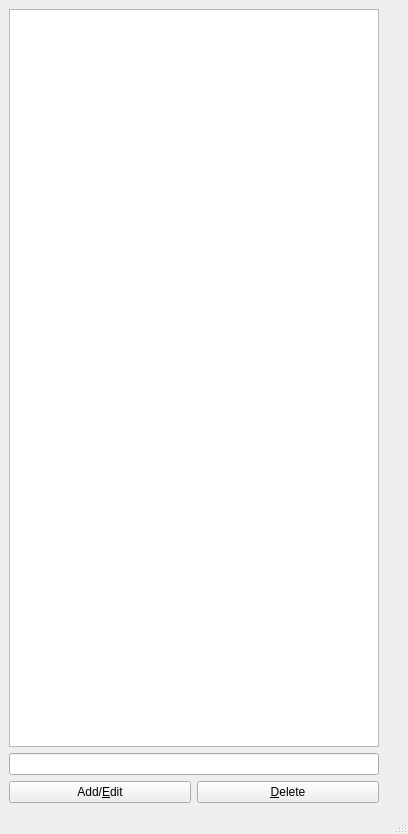
Before: the Qt Designer form u1todo/u1todo.ui in dgreisen/u2db, drawn with Qt 5.
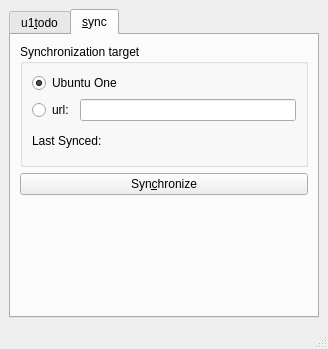
After: the same form once the commit is applied. The open tabs and pages were chosen to show the change.

Diff of the .ui file:
```diff
--- a/u1todo/u1todo.ui
+++ b/u1todo/u1todo.ui
@@ -6,14 +6,26 @@
    <rect>
     <x>0</x>
     <y>0</y>
-    <width>408</width>
-    <height>834</height>
+    <width>328</width>
+    <height>349</height>
    </rect>
   </property>
   <property name="windowTitle">
    <string>MainWindow</string>
   </property>
   <widget class="QWidget" name="centralwidget">
+   <layout class="QVBoxLayout" name="verticalLayout_3">
+    <item>
+     <widget class="QTabWidget" name="tabWidget">
+      <property name="currentIndex">
+       <number>0</number>
+      </property>
+      <widget class="QWidget" name="tab_3">
+       <attribute name="title">
+        <string>u1&amp;todo</string>
+       </attribute>
+       <layout class="QVBoxLayout" name="verticalLayout_2">
+        <item>
    <layout class="QHBoxLayout" name="horizontalLayout_2">
     <item>
      <layout class="QVBoxLayout" name="verticalLayout">
@@ -61,16 +73,96 @@
      </layout>
     </item>
    </layout>
-  </widget>
-  <widget class="QMenuBar" name="menubar">
-   <property name="geometry">
-    <rect>
-     <x>0</x>
-     <y>0</y>
-     <width>408</width>
-     <height>21</height>
-    </rect>
-   </property>
+        </item>
+       </layout>
+      </widget>
+      <widget class="QWidget" name="tab_4">
+       <attribute name="title">
+        <string>&amp;sync</string>
+       </attribute>
+       <layout class="QVBoxLayout" name="verticalLayout_4">
+        <item>
+         <widget class="QGroupBox" name="target_group">
+          <property name="title">
+           <string>Synchronization target</string>
+          </property>
+          <layout class="QVBoxLayout" name="verticalLayout_5">
+           <item>
+            <widget class="QRadioButton" name="u1_radio">
+             <property name="text">
+              <string>Ubuntu One</string>
+             </property>
+             <property name="checked">
+              <bool>true</bool>
+             </property>
+             <attribute name="buttonGroup">
+              <string notr="true">sync_targets</string>
+             </attribute>
+            </widget>
+           </item>
+           <item>
+            <layout class="QHBoxLayout" name="horizontalLayout_3">
+             <item>
+              <widget class="QRadioButton" name="url_radio">
+               <property name="text">
+                <string>url:</string>
+               </property>
+               <attribute name="buttonGroup">
+                <string notr="true">sync_targets</string>
+               </attribute>
+              </widget>
+             </item>
+             <item>
+              <widget class="QLineEdit" name="url_edit"/>
+             </item>
+            </layout>
+           </item>
+           <item>
+            <layout class="QHBoxLayout" name="horizontalLayout_4">
+             <item>
+              <widget class="QLabel" name="label">
+               <property name="text">
+                <string>Last Synced:</string>
+               </property>
+              </widget>
+             </item>
+             <item>
+              <widget class="QLabel" name="last_synced">
+               <property name="text">
+                <string>&lt;html&gt;&lt;head/&gt;&lt;body&gt;&lt;p&gt;&lt;br/&gt;&lt;/p&gt;&lt;/body&gt;&lt;/html&gt;</string>
+               </property>
+              </widget>
+             </item>
+            </layout>
+           </item>
+          </layout>
+         </widget>
+        </item>
+        <item>
+         <widget class="QPushButton" name="sync_button">
+          <property name="text">
+           <string>Syn&amp;chronize</string>
+          </property>
+         </widget>
+        </item>
+        <item>
+         <spacer name="verticalSpacer_2">
+          <property name="orientation">
+           <enum>Qt::Vertical</enum>
+          </property>
+          <property name="sizeHint" stdset="0">
+           <size>
+            <width>20</width>
+            <height>40</height>
+           </size>
+          </property>
+         </spacer>
+        </item>
+       </layout>
+      </widget>
+     </widget>
+    </item>
+   </layout>
   </widget>
   <widget class="QStatusBar" name="statusbar"/>
  </widget>
```
Left out of the diff: 5 changed lines with no effect on the pictures. Lines whose indentation alone changed are shown as unchanged.
